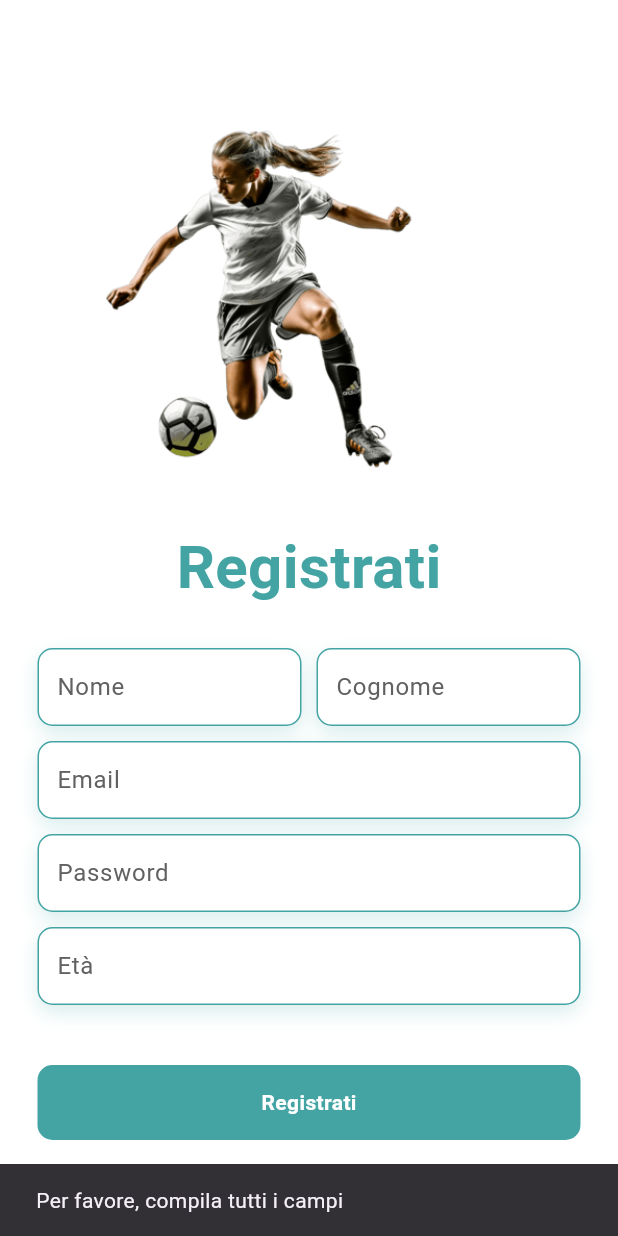
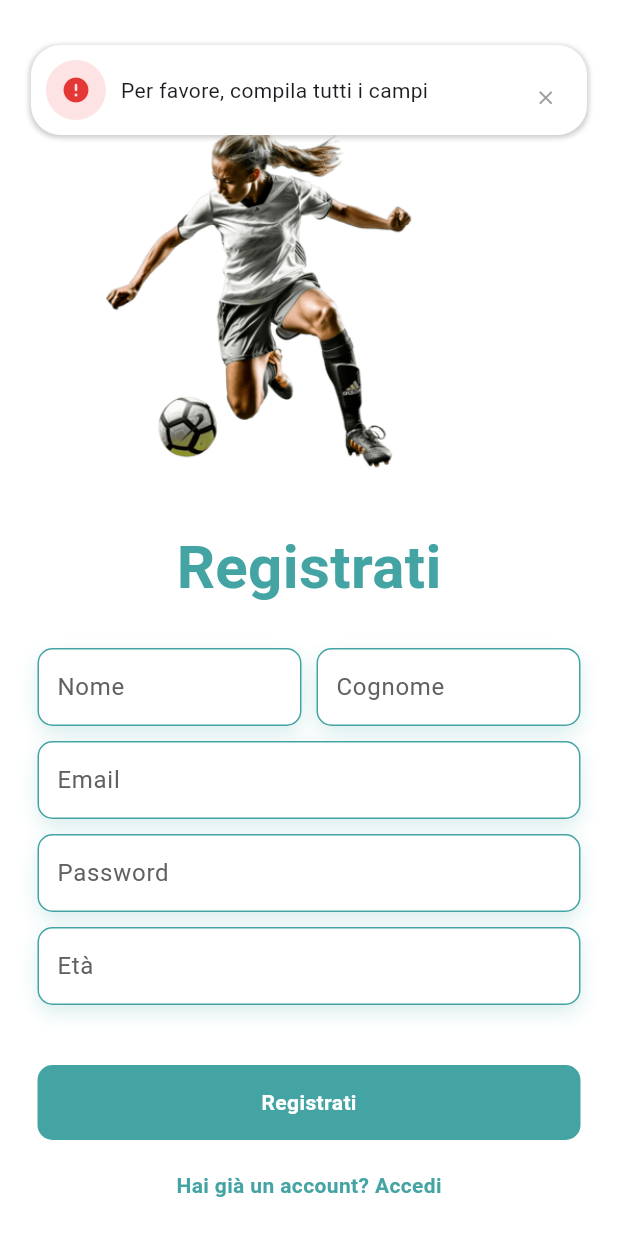
Before and after one commit to MohammedAllii/FootBook-App, a Flutter app: the SignupScreen screen opened directly, after a tap on "Registrati", on a phone screen of 412 x 824 dp. Run offline on Flutter 3.47's test engine with Material 3 defaults, Android fonts, the phone set to English and light mode, and no system bars; our stand-ins replace animate_do, animated_text_kit, calendar_timeline, cherry_toast, flutter_map, flutter_onboarding_slider and 10 more; accounts and stored records are empty.

Commit message:
auth login and register done

```diff
--- a/lib/auth/signup_screen.dart
+++ b/lib/auth/signup_screen.dart
@@ -2,15 +2,19 @@ import 'package:flutter/material.dart';
 import 'package:flutter/services.dart';
 import 'package:animate_do/animate_do.dart';
 import 'package:footbookcamp/Home/HomeScreen.dart';
+import 'package:footbookcamp/Services/AuthService.dart';
 import 'package:footbookcamp/auth/login_screen.dart';
 import 'package:get/get.dart';
+import 'package:cherry_toast/cherry_toast.dart';
+import 'package:cherry_toast/resources/arrays.dart';
 
 class BottomWaveClipper extends CustomClipper<Path> {
   @override
   Path getClip(Size size) {
     var path = Path();
     path.lineTo(0, size.height - 50);
-    path.quadraticBezierTo(size.width / 2, size.height, size.width, size.height - 50);
+    path.quadraticBezierTo(
+        size.width / 2, size.height, size.width, size.height - 50);
     path.lineTo(size.width, 0);
     path.close();
     return path;
@@ -23,6 +27,8 @@ class BottomWaveClipper extends CustomClipper<Path> {
 class SignupScreen extends StatefulWidget {
   static const routeName = '/signup-screen';
 
+  const SignupScreen({Key? key}) : super(key: key);
+
   @override
   _SignupScreenState createState() => _SignupScreenState();
 }
@@ -34,19 +40,27 @@ class _SignupScreenState extends State<SignupScreen> {
   final TextEditingController _controllerPassword = TextEditingController();
   final TextEditingController _controllerEta = TextEditingController();
 
+  final AuthService _authService = AuthService();
+
   bool _isLoading = false;
 
-  void _signup() {
+  void _signup() async {
     final nome = _controllerNome.text.trim();
     final cognome = _controllerCognome.text.trim();
     final email = _controllerEmail.text.trim();
     final password = _controllerPassword.text.trim();
     final eta = _controllerEta.text.trim();
 
-    if (nome.isEmpty || cognome.isEmpty || email.isEmpty || password.isEmpty || eta.isEmpty) {
-      ScaffoldMessenger.of(context).showSnackBar(
-        SnackBar(content: Text('Per favore, compila tutti i campi')),
-      );
+    if (nome.isEmpty ||
+        cognome.isEmpty ||
+        email.isEmpty ||
+        password.isEmpty ||
+        eta.isEmpty) {
+      CherryToast.error(
+        title: const Text("Per favore, compila tutti i campi"),
+        displayIcon: true,
+        animationType: AnimationType.fromLeft,
+      ).show(context);
       return;
     }
 
@@ -54,27 +68,63 @@ class _SignupScreenState extends State<SignupScreen> {
       _isLoading = true;
     });
 
-    // Logica registrazione
+    try {
+      final response = await _authService.register({
+        'nome': nome,
+        'cognome': cognome,
+        'email': email,
+        'password': password,
+        'eta': int.tryParse(eta) ?? 18,
+      });
 
-    setState(() {
-      _isLoading = false;
-    });
+      if (response['access_token'] != null) {
+        CherryToast.success(
+          title: const Text("Registrazione avvenuta con successo"),
+          displayIcon: true,
+          animationType: AnimationType.fromLeft,
+        ).show(context);
+
+        // Naviguer vers HomeScreen
+        Navigator.pushReplacement(
+          context,
+          MaterialPageRoute(builder: (_) => const HomeScreen()),
+        );
+      } else {
+        CherryToast.error(
+          title: Text("Errore durante la registrazione"),
+          displayIcon: true,
+          animationType: AnimationType.fromLeft,
+        ).show(context);
+      }
+    } catch (e) {
+      CherryToast.error(
+        title: Text("Errore durante la registrazione"),
+        displayIcon: true,
+        animationType: AnimationType.fromLeft,
+      ).show(context);
+    } finally {
+      setState(() {
+        _isLoading = false;
+      });
+    }
   }
 
   Widget buildInputField(TextEditingController controller, String hint,
-      {bool obscure = false, TextInputType? keyboardType, List<TextInputFormatter>? inputFormatters}) {
+      {bool obscure = false,
+      TextInputType? keyboardType,
+      List<TextInputFormatter>? inputFormatters}) {
     return Container(
-      padding: EdgeInsets.symmetric(horizontal: 12, vertical: 1),
-      margin: EdgeInsets.only(bottom: 10),
+      padding: const EdgeInsets.symmetric(horizontal: 12, vertical: 1),
+      margin: const EdgeInsets.only(bottom: 10),
       decoration: BoxDecoration(
         color: Colors.white,
         borderRadius: BorderRadius.circular(10),
-        border: Border.all(color: Color(0xFF44a4a4)),
+        border: Border.all(color: const Color(0xFF44a4a4)),
         boxShadow: [
           BoxShadow(
-            color: Color(0xFF44a4a4).withOpacity(0.2),
+            color: const Color(0xFF44a4a4).withOpacity(0.2),
             blurRadius: 10,
-            offset: Offset(0, 5),
+            offset: const Offset(0, 5),
           ),
         ],
       ),
@@ -126,7 +176,10 @@ class _SignupScreenState extends State<SignupScreen> {
             ),
             const Text(
               "Registrati",
-              style: TextStyle(fontSize: 40, fontWeight: FontWeight.bold, color: Color(0xFF44a4a4)),
+              style: TextStyle(
+                  fontSize: 40,
+                  fontWeight: FontWeight.bold,
+                  color: Color(0xFF44a4a4)),
             ),
             Padding(
               padding: const EdgeInsets.all(25.0),
@@ -137,10 +190,12 @@ class _SignupScreenState extends State<SignupScreen> {
                     children: [
                       Expanded(child: buildInputField(_controllerNome, "Nome")),
                       const SizedBox(width: 10),
-                      Expanded(child: buildInputField(_controllerCognome, "Cognome")),
+                      Expanded(
+                          child: buildInputField(_controllerCognome, "Cognome")),
                     ],
                   ),
-                  buildInputField(_controllerEmail, "Email", keyboardType: TextInputType.emailAddress),
+                  buildInputField(_controllerEmail, "Email",
+                      keyboardType: TextInputType.emailAddress),
                   buildInputField(_controllerPassword, "Password", obscure: true),
                   buildInputField(
                     _controllerEta,
@@ -167,17 +222,21 @@ class _SignupScreenState extends State<SignupScreen> {
                             ? const CircularProgressIndicator(color: Colors.white)
                             : const Text(
                                 "Registrati",
-                                style: TextStyle(color: Colors.white, fontWeight: FontWeight.bold),
+                                style: TextStyle(
+                                    color: Colors.white,
+                                    fontWeight: FontWeight.bold),
                               ),
                       ),
                     ),
                   ),
                   const SizedBox(height: 20),
                   GestureDetector(
-                    onTap: () =>  Get.to(LoginScreen()),
+                    onTap: () => Get.to(const LoginScreen()),
                     child: const Text(
                       "Hai già un account? Accedi",
-                      style: TextStyle(color: Color(0xFF44a4a4), fontWeight: FontWeight.bold),
+                      style: TextStyle(
+                          color: Color(0xFF44a4a4),
+                          fontWeight: FontWeight.bold),
                     ),
                   ),
                 ],
--- a/lib/campo/campi_list.dart
+++ b/lib/campo/campi_list.dart
@@ -39,7 +39,7 @@ final List<Map<String, dynamic>> _campi = [
 ];
 
 final List<Map<String, String>> _categorie = [
-  {"nome": "Tutti", "immagine": "assets/categories/all.png"}, // catégorie All
+  {"nome": "Tutti", "immagine": "assets/categories/all.png"},
   {"nome": "Calcio a 5", "immagine": "assets/categories/calcio5.jpg"},
   {"nome": "Calcio a 7", "immagine": "assets/categories/calcio7.jpg"},
   {"nome": "Calcio a 11", "immagine": "assets/categories/calcio11.png"},
```
Also changed, not shown: lib/Services/AuthService.dart (added, +69 -0 lines), lib/auth/login_screen.dart (+43 -17 lines), lib/utils/drawer_screen.dart (+74 -9 lines).
